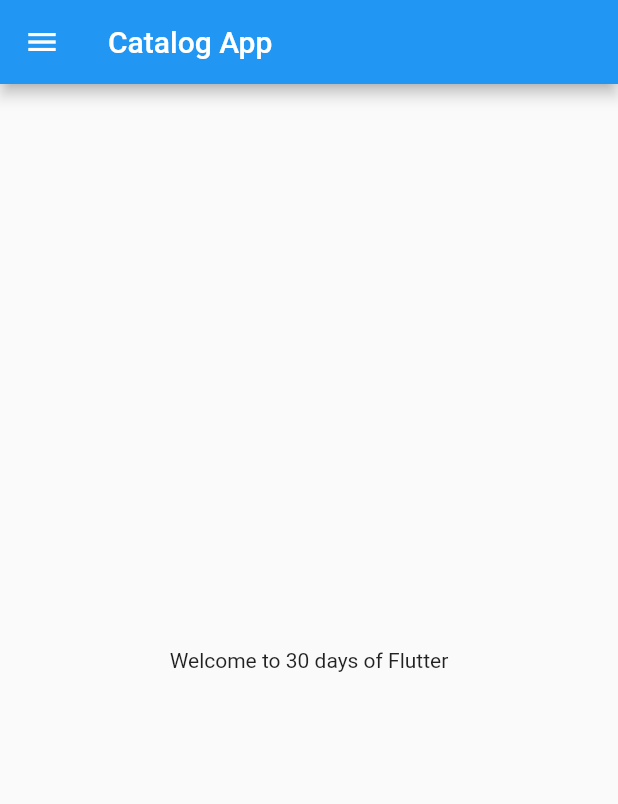
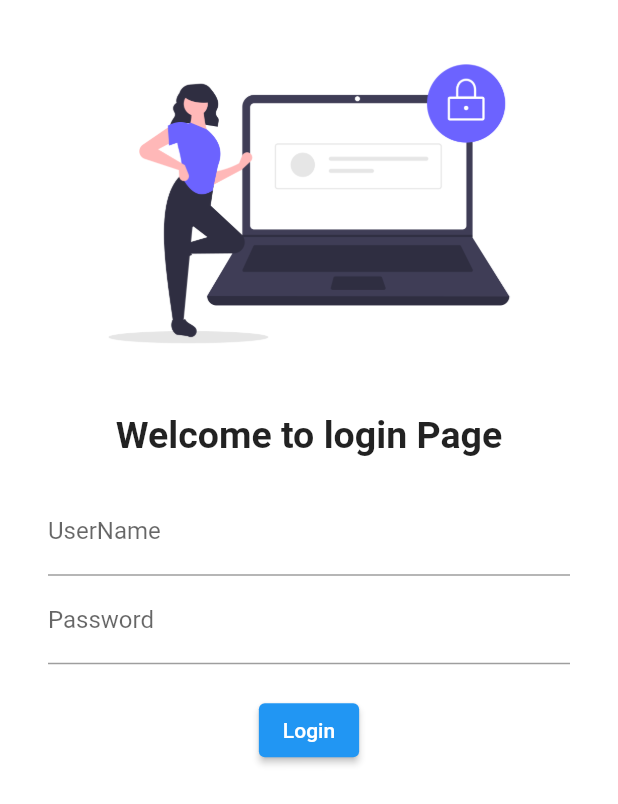
Before and after one commit to malisanjay5433/Flutter, a Flutter app: the screen it shows after launch, on a phone screen of 412 x 824 dp. Shown: the top 804 px of the screen. Run offline on Flutter 3.47's test engine with Material 2 defaults, Android fonts, the phone set to English and light mode, and no system bars.

Commit message:
day3day4commit

```diff
--- a/lib/main.dart
+++ b/lib/main.dart
@@ -1,5 +1,6 @@
 import 'package:flutter/material.dart';
-import 'package:flutter1/home_page.dart';
+import 'package:flutter1/pages/home_page.dart';
+import 'package:flutter1/pages/login_page.dart';
 
 void main() {
   runApp(MyApp());
@@ -10,7 +11,13 @@ class MyApp extends StatelessWidget {
   @override
   Widget build(BuildContext context) {
     return MaterialApp(
-      home:HomePage()
+      themeMode:ThemeMode.dark,
+      // home:HomePage()
+      initialRoute: "/",
+      routes:{
+            "/" : (context) => LoginPage(),
+            "/home":(context) => HomePage(),
+      },
     );
   }
 }
--- /dev/null
+++ b/lib/pages/login_page.dart
@@ -0,0 +1,49 @@
+import 'package:flutter/material.dart';
+
+class LoginPage extends StatelessWidget {
+  @override
+  Widget build(BuildContext context) {
+    return Material(
+      color: Colors.white,
+      child: Padding(
+        padding: const EdgeInsets.symmetric(vertical: 16, horizontal: 32),
+        child: Column(
+          children: [
+            Image.asset(
+              'assets/images/login_image.png',
+              fit: BoxFit.cover,
+            ),
+            SizedBox(
+              height: 20,
+            ),
+            Text(
+              "Welcome to login Page",
+              style: TextStyle(fontSize: 25, fontWeight: FontWeight.bold),
+            ),
+            SizedBox(height: 20),
+            Column(children: [
+              TextFormField(
+                decoration: InputDecoration(
+                    hintText: "Enter UserName", labelText: "UserName"),
+              ),
+              TextFormField(
+                obscureText:true,
+                decoration: InputDecoration(
+                    hintText: "Enter Password", labelText: "Password"),
+              ),
+              SizedBox(height:20),
+             ElevatedButton(
+               child: Text("Login"),
+                style:TextButton.styleFrom(),
+               onPressed:(){
+                 print("Login Button");
+               },
+             )
+            ]
+            )
+          ],
+        ),
+      ),
+    );
+  }
+}
```
Also changed, not shown: pubspec.yaml (+5 -3 lines), assets/images/login_image.png (added), lib/pages/home_page.dart (renamed from lib/home_page.dart), pubspec.lock, 6 other files.
